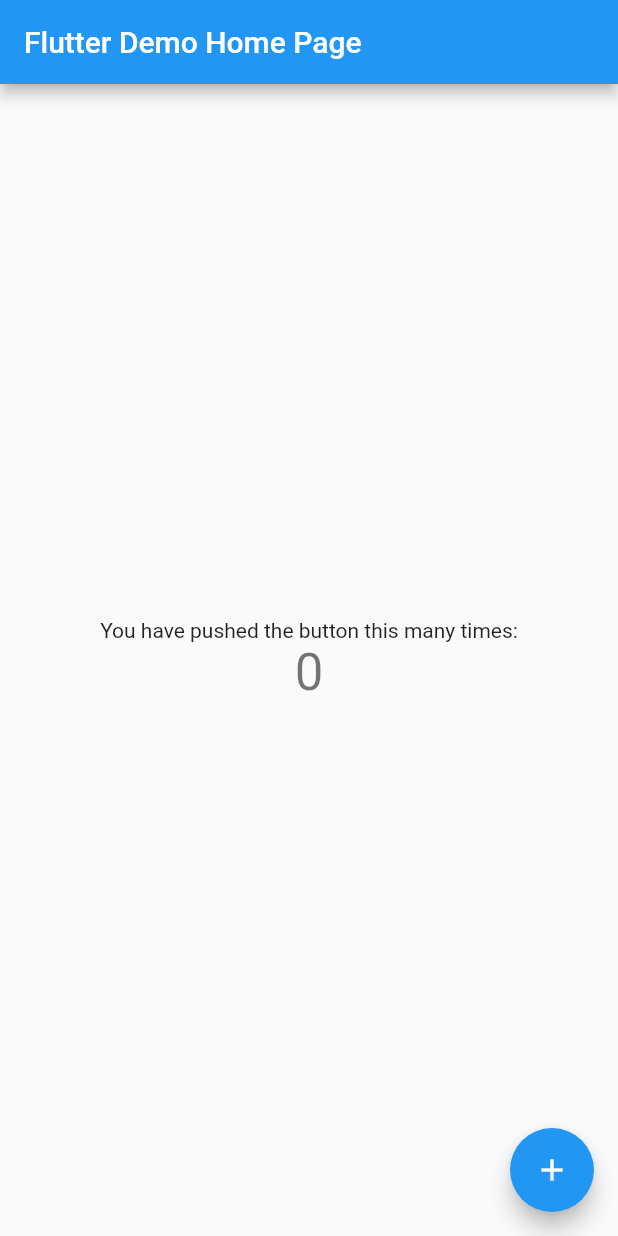
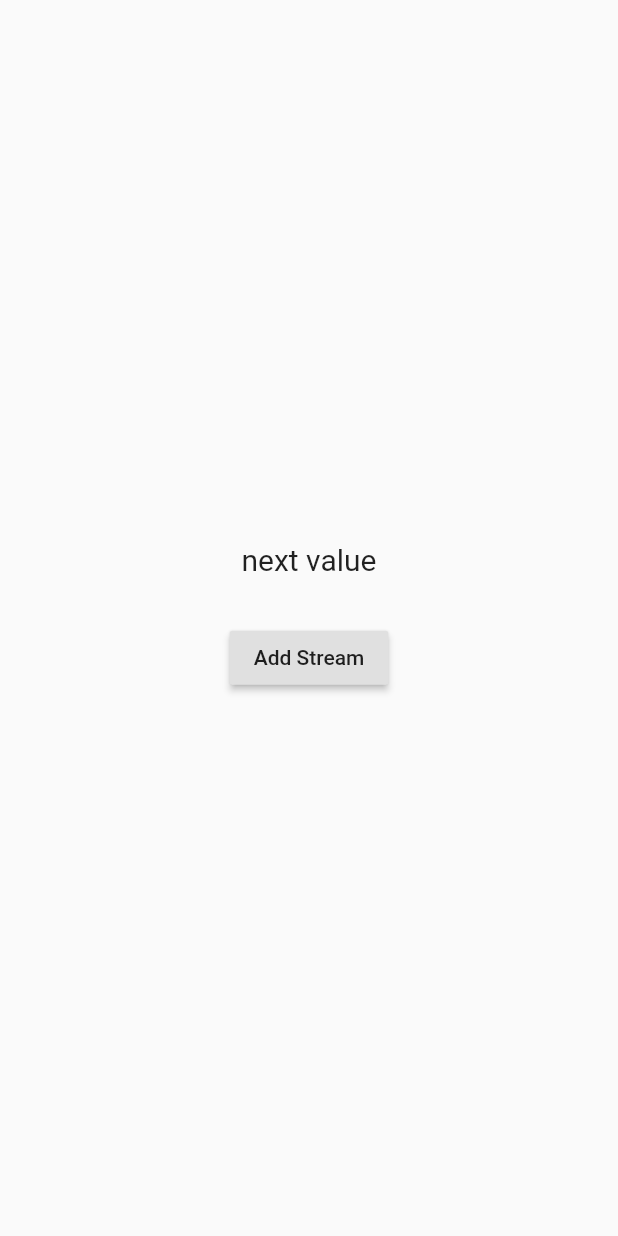
Before and after one commit to 622115027-Patteera-49464/asynchronous, a Flutter app: the screen it shows after launch, on a phone screen of 412 x 824 dp. Run offline on Flutter 3.47's test engine with Material 2 defaults, Android fonts, the phone set to English and light mode, and no system bars.

Commit message:
[03/02/2022] generate StreamController and StreamBuilder to update real-time data

```diff
--- a/lib/main.dart
+++ b/lib/main.dart
@@ -1,115 +1,76 @@
 import 'package:flutter/material.dart';
+import 'dart:async';
 
 void main() {
-  runApp(const MyApp());
+  runApp(TestStream());
 }
 
-class MyApp extends StatelessWidget {
-  const MyApp({Key? key}) : super(key: key);
+StreamController<String> streamController = StreamController();
 
-  // This widget is the root of your application.
+class TestStream extends StatefulWidget {
+  /* const TestStream({Key? key}) : super(key: key); */
+
   @override
-  Widget build(BuildContext context) {
-    return MaterialApp(
-      title: 'Flutter Demo',
-      theme: ThemeData(
-        // This is the theme of your application.
-        //
-        // Try running your application with "flutter run". You'll see the
-        // application has a blue toolbar. Then, without quitting the app, try
-        // changing the primarySwatch below to Colors.green and then invoke
-        // "hot reload" (press "r" in the console where you ran "flutter run",
-        // or simply save your changes to "hot reload" in a Flutter IDE).
-        // Notice that the counter didn't reset back to zero; the application
-        // is not restarted.
-        primarySwatch: Colors.blue,
-      ),
-      home: const MyHomePage(title: 'Flutter Demo Home Page'),
-    );
-  }
+  _TestStreamState createState() => _TestStreamState();
 }
 
-class MyHomePage extends StatefulWidget {
-  const MyHomePage({Key? key, required this.title}) : super(key: key);
-
-  // This widget is the home page of your application. It is stateful, meaning
-  // that it has a State object (defined below) that contains fields that affect
-  // how it looks.
-
-  // This class is the configuration for the state. It holds the values (in this
-  // case the title) provided by the parent (in this case the App widget) and
-  // used by the build method of the State. Fields in a Widget subclass are
-  // always marked "final".
-
-  final String title;
+class _TestStreamState extends State<TestStream> {
+  late Stream<String> myStream;
 
   @override
-  State<MyHomePage> createState() => _MyHomePageState();
-}
-
-class _MyHomePageState extends State<MyHomePage> {
-  int _counter = 0;
-
-  void _incrementCounter() {
-    setState(() {
-      // This call to setState tells the Flutter framework that something has
-      // changed in this State, which causes it to rerun the build method below
-      // so that the display can reflect the updated values. If we changed
-      // _counter without calling setState(), then the build method would not be
-      // called again, and so nothing would appear to happen.
-      _counter++;
+  void initState() {
+    // TODO: implement initState
+    super.initState();
+    myStream = streamController.stream;
+    Timer(Duration(microseconds: 3000), () {
+      streamController.sink.add("first value");
+    });
+    Timer(Duration(microseconds: 5000), () {
+      streamController.sink.add("next value");
     });
   }
 
   @override
+  void dispose() {
+    streamController.close();
+    super.dispose();
+  }
+
+  @override
   Widget build(BuildContext context) {
-    // This method is rerun every time setState is called, for instance as done
-    // by the _incrementCounter method above.
-    //
-    // The Flutter framework has been optimized to make rerunning build methods
-    // fast, so that you can just rebuild anything that needs updating rather
-    // than having to individually change instances of widgets.
-    return Scaffold(
-      appBar: AppBar(
-        // Here we take the value from the MyHomePage object that was created by
-        // the App.build method, and use it to set our appbar title.
-        title: Text(widget.title),
-      ),
-      body: Center(
-        // Center is a layout widget. It takes a single child and positions it
-        // in the middle of the parent.
-        child: Column(
-          // Column is also a layout widget. It takes a list of children and
-          // arranges them vertically. By default, it sizes itself to fit its
-          // children horizontally, and tries to be as tall as its parent.
-          //
-          // Invoke "debug painting" (press "p" in the console, choose the
-          // "Toggle Debug Paint" action from the Flutter Inspector in Android
-          // Studio, or the "Toggle Debug Paint" command in Visual Studio Code)
-          // to see the wireframe for each widget.
-          //
-          // Column has various properties to control how it sizes itself and
-          // how it positions its children. Here we use mainAxisAlignment to
-          // center the children vertically; the main axis here is the vertical
-          // axis because Columns are vertical (the cross axis would be
-          // horizontal).
-          mainAxisAlignment: MainAxisAlignment.center,
-          children: <Widget>[
-            const Text(
-              'You have pushed the button this many times:',
-            ),
-            Text(
-              '$_counter',
-              style: Theme.of(context).textTheme.headline4,
-            ),
-          ],
+    return MaterialApp(
+      home: Scaffold(
+        body: Center(
+          child: StreamBuilder<String>(
+            stream: myStream,
+            builder: (context, snapshot) {
+              if (snapshot.connectionState == ConnectionState.active) {
+                return Column(
+                  mainAxisAlignment: MainAxisAlignment.center,
+                  crossAxisAlignment: CrossAxisAlignment.center,
+                  children: [
+                    Text(
+                      snapshot.data.toString(),
+                      style: TextStyle(fontSize: 20),
+                    ),
+                    SizedBox(height: 30),
+                    RaisedButton(
+                        child: Text("Add Stream"),
+                        onPressed: () {
+                          DateTime date = DateTime.now();
+                          streamController.sink.add(date.toIso8601String());
+                        })
+                  ],
+                );
+              } else {
+                return Center(
+                  child: CircularProgressIndicator(),
+                );
+              }
+            },
+          ),
         ),
       ),
-      floatingActionButton: FloatingActionButton(
-        onPressed: _incrementCounter,
-        tooltip: 'Increment',
-        child: const Icon(Icons.add),
-      ), // This trailing comma makes auto-formatting nicer for build methods.
     );
   }
 }
```
